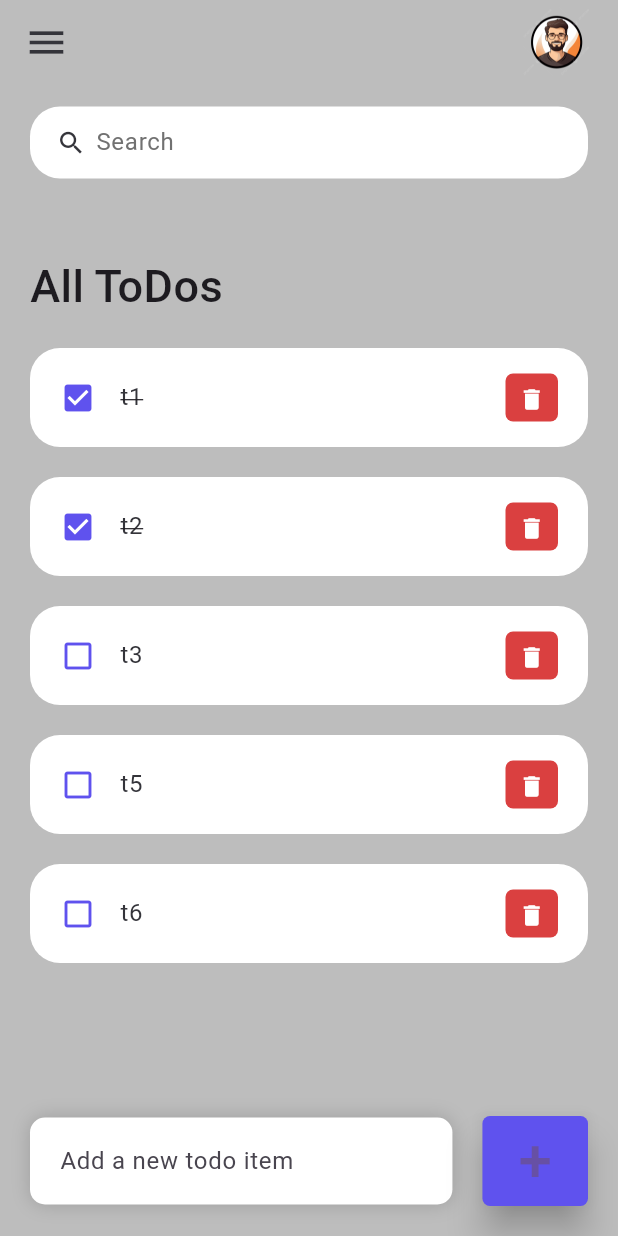
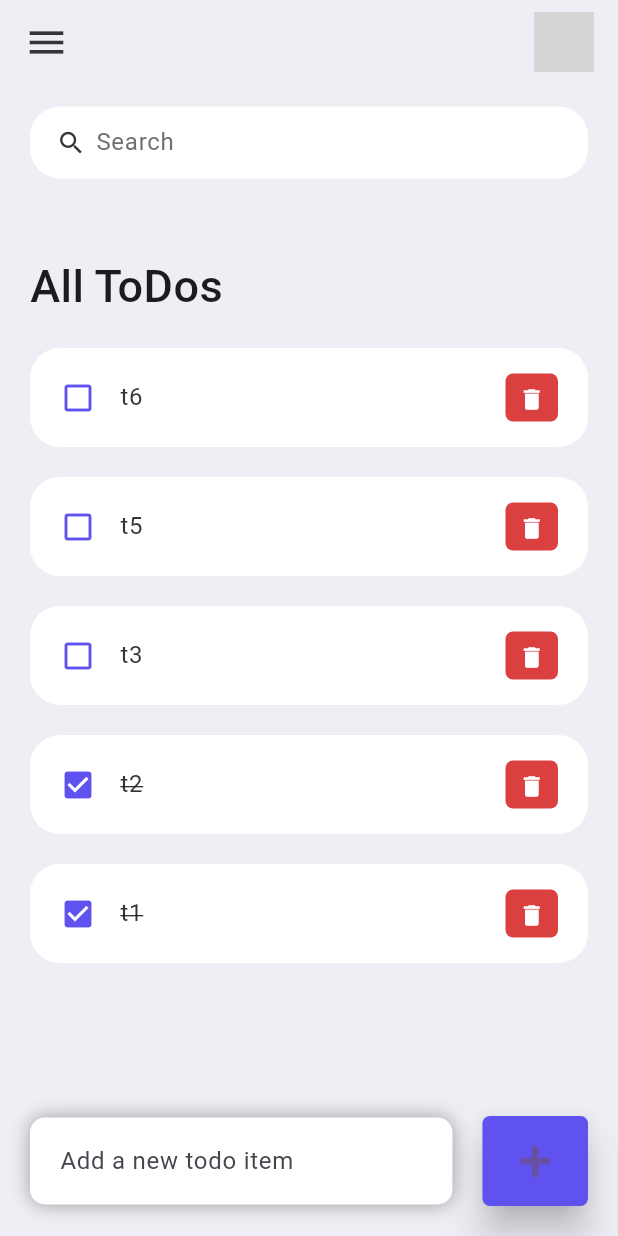
Before and after one commit to imvishweshpatil/ToDo_App, a Flutter app: the screen it shows after launch, on a phone screen of 412 x 824 dp. Run offline on Flutter 3.47's test engine with Material 3 defaults, Android fonts, the phone set to English and light mode, and no system bars; grey boxes are pictures that could not be loaded.

Commit message:
Project Completed.

```diff
--- a/lib/screens/home.dart
+++ b/lib/screens/home.dart
@@ -1,11 +1,11 @@
 import 'package:flutter/material.dart';
 
+import '../model/todo.dart';
 import '../constants/colors.dart';
 import '../widgets/todo_item.dart';
-import '../model/todo.dart';
 
 class Home extends StatefulWidget {
-  Home({super.key});
+  Home({Key? key}) : super(key: key);
 
   @override
   State<Home> createState() => _HomeState();
@@ -13,11 +13,19 @@ class Home extends StatefulWidget {
 
 class _HomeState extends State<Home> {
   final todosList = ToDo.todoList();
+  List<ToDo> _foundToDo = [];
+  final _todoController = TextEditingController();
+
+  @override
+  void initState() {
+    _foundToDo = todosList;
+    super.initState();
+  }
 
   @override
   Widget build(BuildContext context) {
     return Scaffold(
-      backgroundColor: Colors.grey[400],
+      backgroundColor: tdBGColor,
       appBar: _buildAppBar(),
       body: Stack(
         children: [
@@ -33,7 +41,10 @@ class _HomeState extends State<Home> {
                   child: ListView(
                     children: [
                       Container(
-                          margin: EdgeInsets.fromLTRB(0, 50, 0, 20),
+                        margin: EdgeInsets.only(
+                          top: 50,
+                          bottom: 20,
+                        ),
                         child: Text(
                           'All ToDos',
                           style: TextStyle(
@@ -42,7 +53,7 @@ class _HomeState extends State<Home> {
                           ),
                         ),
                       ),
-                        for (ToDo todoo in todosList)
+                      for (ToDo todoo in _foundToDo.reversed)
                         ToDoItem(
                           todo: todoo,
                           onToDoChanged: _handleToDoChange,
@@ -56,14 +67,13 @@ class _HomeState extends State<Home> {
           ),
           Align(
             alignment: Alignment.bottomCenter,
-              child: Row(
-                children: [
+            child: Row(children: [
               Expanded(
                 child: Container(
                   margin: EdgeInsets.only(
                     bottom: 20,
                     right: 20,
-                          left: 20
+                    left: 20,
                   ),
                   padding: EdgeInsets.symmetric(
                     horizontal: 20,
@@ -71,10 +81,10 @@ class _HomeState extends State<Home> {
                   ),
                   decoration: BoxDecoration(
                     color: Colors.white,
-                        boxShadow: [
+                    boxShadow: const [
                       BoxShadow(
                         color: Colors.grey,
-                            offset: Offset(0.0,0.0),
+                        offset: Offset(0.0, 0.0),
                         blurRadius: 10.0,
                         spreadRadius: 0.0,
                       ),
@@ -82,10 +92,10 @@ class _HomeState extends State<Home> {
                     borderRadius: BorderRadius.circular(10),
                   ),
                   child: TextField(
+                    controller: _todoController,
                     decoration: InputDecoration(
                         hintText: 'Add a new todo item',
-                          border: InputBorder.none,
-                        ),
+                        border: InputBorder.none),
                   ),
                 ),
               ),
@@ -95,7 +105,15 @@ class _HomeState extends State<Home> {
                   right: 20,
                 ),
                 child: ElevatedButton(
-                      onPressed: () {},
+                  child: Text(
+                    '+',
+                    style: TextStyle(
+                      fontSize: 40,
+                    ),
+                  ),
+                  onPressed: () {
+                    _addToDoItem(_todoController.text);
+                  },
                   style: ElevatedButton.styleFrom(
                     backgroundColor: tdBlue,
                     minimumSize: Size(60, 60),
@@ -104,17 +122,12 @@ class _HomeState extends State<Home> {
                       borderRadius: BorderRadius.circular(5),
                     ),
                   ),
-                      child: Text(
-                        '+',
-                        style: TextStyle(fontSize: 40),
                 ),
               ),
-                  )
+            ]),
+          ),
         ],
       ),
-            )
-          ],
-        )
     );
   }
 
@@ -130,16 +143,42 @@ class _HomeState extends State<Home> {
     });
   }
 
-  Widget searchBox(){
+  void _addToDoItem(String toDo) {
+    setState(() {
+      todosList.add(ToDo(
+        id: DateTime.now().millisecondsSinceEpoch.toString(),
+        todoText: toDo,
+      ));
+    });
+    _todoController.clear();
+  }
+
+  void _runFilter(String enteredKeyword) {
+    List<ToDo> results = [];
+    if (enteredKeyword.isEmpty) {
+      results = todosList;
+    } else {
+      results = todosList
+          .where((item) => item.todoText!
+          .toLowerCase()
+          .contains(enteredKeyword.toLowerCase()))
+          .toList();
+    }
+
+    setState(() {
+      _foundToDo = results;
+    });
+  }
+
+  Widget searchBox() {
     return Container(
-      padding: EdgeInsets.symmetric(
-        horizontal: 15,
-      ),
+      padding: EdgeInsets.symmetric(horizontal: 15),
       decoration: BoxDecoration(
         color: Colors.white,
-          borderRadius: BorderRadius.circular(20)
+        borderRadius: BorderRadius.circular(20),
       ),
       child: TextField(
+        onChanged: (value) => _runFilter(value),
         decoration: InputDecoration(
           contentPadding: EdgeInsets.all(0),
           prefixIcon: Icon(
@@ -149,13 +188,11 @@ class _HomeState extends State<Home> {
           ),
           prefixIconConstraints: BoxConstraints(
             maxHeight: 20,
-              minWidth: 25
+            minWidth: 25,
           ),
           border: InputBorder.none,
           hintText: 'Search',
-          hintStyle: TextStyle(
-            color: tdGrey,
-          ),
+          hintStyle: TextStyle(color: tdGrey),
         ),
       ),
     );
@@ -163,26 +200,23 @@ class _HomeState extends State<Home> {
 
   AppBar _buildAppBar() {
     return AppBar(
-      backgroundColor: Colors.grey[400],
+      backgroundColor: tdBGColor,
       elevation: 0,
-      title: Row(
-        mainAxisAlignment: MainAxisAlignment.spaceBetween,
-        children: [
+      title: Row(mainAxisAlignment: MainAxisAlignment.spaceBetween, children: [
         Icon(
           Icons.menu,
           color: tdBlack,
           size: 30,
         ),
         Container(
-            height: 50,
-            width: 50,
+          height: 40,
+          width: 40,
           child: ClipRRect(
-              //borderRadius: BorderRadius.circular(20),
-              child: Image.asset('assets/avatar.png')
+            borderRadius: BorderRadius.circular(20),
+            child: Image.asset('assets/images/avatar.jpeg'),
           ),
-          )
-        ],
         ),
+      ]),
     );
   }
 }
```
Lines whose indentation alone changed are shown as unchanged.
